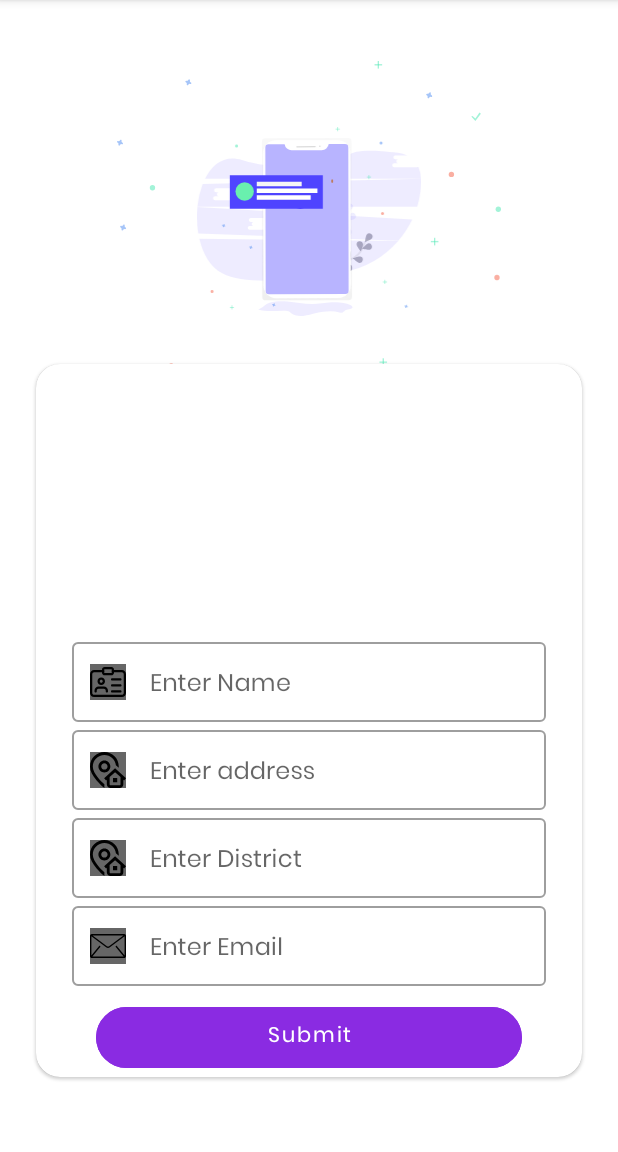
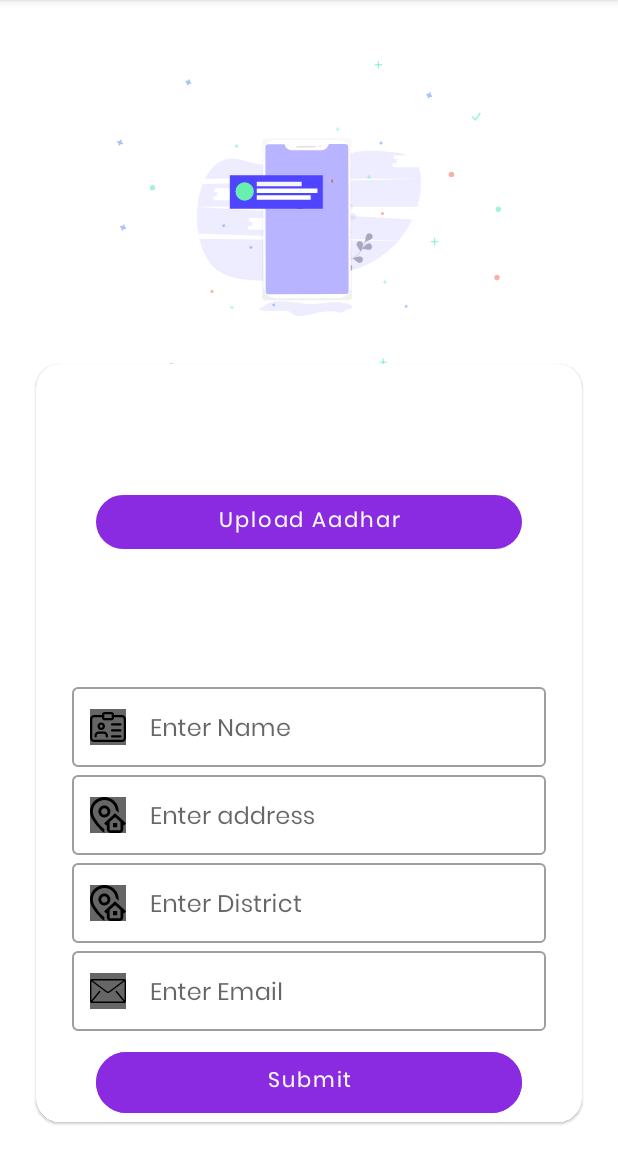
Before and after one commit to shivamkumard107/KisanSeva2, an Android app: the fragment BasicDetailsFragment placed in its activity, on a phone screen of 412 x 824 dp, the part 84-1236 px from its top. Run offline under Robolectric (Android 15) with nearby library versions, the phone set to English and light mode, and no system bars; our stand-ins replace Firebase (no records; nobody signed in at launch, a user with empty details on screens opened directly).

Commit message:
aadhar uploader

```diff
--- a/app/src/main/java/com/uttarakhand/kisanseva2/fragments/BasicDetailsFragment.kt
+++ b/app/src/main/java/com/uttarakhand/kisanseva2/fragments/BasicDetailsFragment.kt
@@ -3,6 +3,7 @@ package com.uttarakhand.kisanseva2.fragments
 import android.app.Activity
 import android.content.Intent
 import android.os.Bundle
+import android.os.Handler
 import android.preference.PreferenceManager
 import android.util.Log
 import android.view.LayoutInflater
@@ -19,7 +20,6 @@ import com.uttarakhand.kisanseva2.network.APIs
 import com.uttarakhand.kisanseva2.network.RetrofitClientInstance
 import kotlinx.android.synthetic.main.fragment_basic_details.*
 import kotlinx.android.synthetic.main.fragment_basic_details.view.*
-import kotlinx.android.synthetic.main.fragment_quality_testing.*
 import retrofit2.Call
 import retrofit2.Callback
 import retrofit2.Response
@@ -29,6 +29,7 @@ import retrofit2.create
 // the fragment initialization parameters, e.g. ARG_ITEM_NUMBER
 private const val ARG_PARAM1 = "param1"
 private const val ARG_PARAM2 = "param2"
+
 /**
  * A simple [Fragment] subclass.
  * Use the [BasicDetailsFragment.newInstance] factory method to
@@ -52,7 +53,7 @@ class BasicDetailsFragment : Fragment() {
         // Inflate the layout for this fragment
         val v = inflater.inflate(R.layout.fragment_basic_details, container, false)
         val bundle = arguments
-        v.UploadAadhar.setOnClickListener{
+        v.uploadAadhar.setOnClickListener {
             openFileChooser()
         }
         if (bundle != null) {
@@ -75,17 +76,15 @@ class BasicDetailsFragment : Fragment() {
         } else if (etDistrictIn.text.toString() == "") {
             etDistrict.error = "Enter District"
             etDistrict.requestFocus()
-        }
-        else if(!imageSelected){
+        } else if (!imageSelected) {
             Toast.makeText(context, "Upload Aadhar Card", Toast.LENGTH_SHORT).show()
-        }
-        else
-        {
+        } else {
             sendRequest()
         }
 
 
     }
+
     private val PICK_IMAGE_REQUEST = 1
     override fun onActivityResult(requestCode: Int, resultCode: Int, data: Intent?) {
         try {
@@ -96,8 +95,16 @@ class BasicDetailsFragment : Fragment() {
                     Log.d("ImageDetails", "Single Image URI : $uri")
                     uri = data.data
                     imageSelected = true
-//                    imageButton.setBackgroundResource(android.R.color.transparent)
-//                    imageButton.setImageURI(uri)
+
+                    uploaded.visibility = View.GONE
+                    pb_uploader.visibility = View.VISIBLE
+                    uploadAadhar.visibility = View.GONE
+                    val handler = Handler()
+                    handler.postDelayed({
+                        uploaded.visibility = View.VISIBLE
+                        pb_uploader.visibility = View.GONE
+                        uploadAadhar.visibility = View.VISIBLE
+                    }, 2000)
                     Log.i("URI_pic", uri.toString())
                 }
             }
@@ -108,6 +115,7 @@ class BasicDetailsFragment : Fragment() {
         super.onActivityResult(requestCode, resultCode, data)
 
     }
+
     //This is to upload AADHAR Card Pic on the server @ps
     private var imageSelected: Boolean = false
 
--- a/app/src/main/java/com/uttarakhand/kisanseva2/fragments/HomeFragment.kt
+++ b/app/src/main/java/com/uttarakhand/kisanseva2/fragments/HomeFragment.kt
@@ -7,10 +7,10 @@ import android.view.LayoutInflater
 import android.view.View
 import android.view.ViewGroup
 import androidx.fragment.app.Fragment
-import androidx.fragment.app.FragmentTransaction
 import androidx.recyclerview.widget.LinearLayoutManager
 import com.uttarakhand.kisanseva2.Adapter.FarmerInventoryAdapter
 import com.uttarakhand.kisanseva2.R
+import com.uttarakhand.kisanseva2.activities.LoginActivity
 import com.uttarakhand.kisanseva2.activities.UploadInventoryActivity
 import com.uttarakhand.kisanseva2.model.FarmerInfo
 import com.uttarakhand.kisanseva2.network.APIs
@@ -41,7 +41,7 @@ class HomeFragment : Fragment() {
     }
 
     private fun addItem() {
-       startActivity(Intent(context, UploadInventoryActivity::class.java))
+        startActivity(Intent(context, UploadInventoryActivity::class.java))
     }
 
     private fun initData(v: View) {
@@ -58,6 +58,10 @@ class HomeFragment : Fragment() {
                             call: Call<FarmerInfo>,
                             response: Response<FarmerInfo>
                     ) {
+                        if (response.code() != 200) {
+                            startActivity(Intent(context, LoginActivity::class.java))
+                            activity!!.finish()
+                        }
                         pb_inventory.visibility = View.GONE
                         if (response.body() != null) {
                             Log.d("GiftOnResponse", response.body()!!.toString())
--- a/app/src/main/res/layout/fragment_basic_details.xml
+++ b/app/src/main/res/layout/fragment_basic_details.xml
@@ -1,7 +1,6 @@
 <?xml version="1.0" encoding="utf-8"?>
 <androidx.constraintlayout.widget.ConstraintLayout xmlns:android="http://schemas.android.com/apk/res/android"
     xmlns:app="http://schemas.android.com/apk/res-auto"
-    xmlns:tools="http://schemas.android.com/tools"
     android:layout_width="match_parent"
     android:layout_height="match_parent">
 
@@ -67,7 +66,7 @@
         android:layout_height="0dp"
         android:layout_marginStart="24dp"
         android:layout_marginEnd="24dp"
-        android:layout_marginBottom="50dp"
+        android:layout_marginBottom="20dp"
         app:cardCornerRadius="16dp"
         app:layout_constraintBottom_toBottomOf="parent"
         app:layout_constraintEnd_toEndOf="parent"
@@ -108,19 +107,44 @@
 
 
             <com.google.android.material.button.MaterialButton
-                android:id="@+id/UploadAadhar"
+                android:id="@+id/uploadAadhar"
                 style="@style/ButtonFilled"
-                android:layout_width="0dp"
-                android:layout_height="0dp"
+                android:layout_width="match_parent"
+                android:layout_height="wrap_content"
                 android:layout_marginStart="40dp"
                 android:layout_marginEnd="40dp"
                 android:text="Upload Aadhar"
                 app:backgroundTint="#8a2be2"
+                app:layout_constraintBottom_toTopOf="@+id/uploaded"
+                app:layout_constraintEnd_toEndOf="parent"
                 app:layout_constraintStart_toStartOf="parent"
+                app:layout_constraintTop_toTopOf="parent" />
+
+            <TextView
+                android:id="@+id/uploaded"
+                android:layout_width="match_parent"
+                android:layout_height="wrap_content"
+                android:layout_marginStart="40dp"
+                android:layout_marginEnd="40dp"
+                android:gravity="center_horizontal"
+                android:text="Uploaded Successfully!!"
+                android:textColor="@color/green_light"
+                android:visibility="gone"
+                app:layout_constraintBottom_toTopOf="@+id/etName"
                 app:layout_constraintEnd_toEndOf="parent"
-                app:layout_constraintTop_toBottomOf="parent"
-                app:layout_constraintBottom_toTopOf="@id/etName"
-                />
+                app:layout_constraintStart_toStartOf="parent" />
+
+            <ProgressBar
+                android:id="@+id/pb_uploader"
+                android:layout_width="wrap_content"
+                android:layout_height="wrap_content"
+                android:layout_marginStart="40dp"
+                android:layout_marginEnd="40dp"
+                android:visibility="gone"
+                app:layout_constraintBottom_toTopOf="@+id/uploaded"
+                app:layout_constraintEnd_toEndOf="parent"
+                app:layout_constraintStart_toStartOf="parent"
+                app:layout_constraintTop_toTopOf="parent" />
 
             <com.google.android.material.textfield.TextInputLayout
                 android:id="@+id/etDistrict"
```
